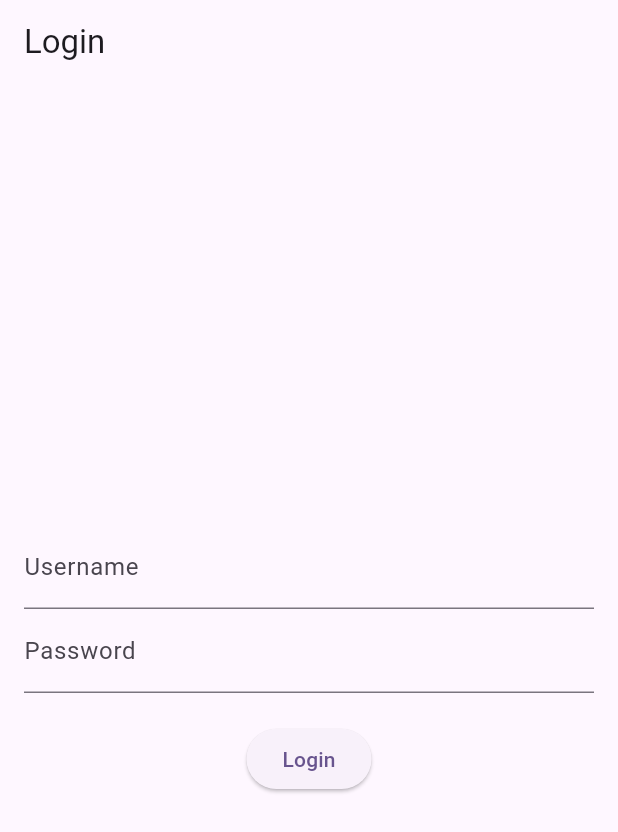
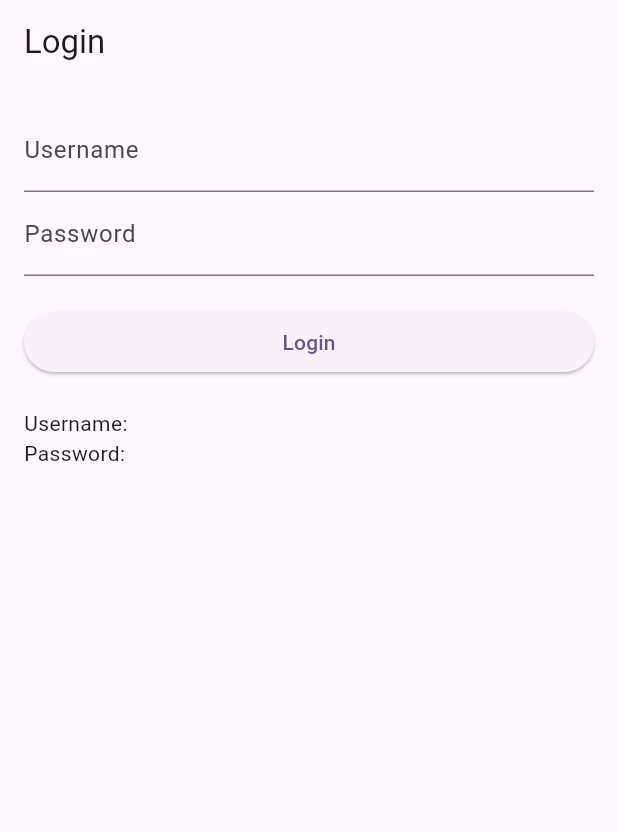
Before and after one commit to bagussatt/Gemah_Ripah_Hijau, a Flutter app: the screen it shows after launch, after a tap on "Login", on a phone screen of 412 x 824 dp. Shown: the top 832 px of the screen. Run offline on Flutter 3.47's test engine with Material 3 defaults, Android fonts, the phone set to English and light mode, and no system bars; our stand-ins replace flutter_rating_bar, geocoding, geolocator, google_maps_flutter, image_picker; network calls fail.

Commit message:
"Refactor User model, UserRepository, and LoginPage to add id field, update constructors, and modify login functionality"

```diff
--- /dev/null
+++ b/lib/controllers/login_controller.dart
@@ -0,0 +1,12 @@
+import 'package:grhijau/models/user.dart';
+import 'package:grhijau/repositories/UserRepository.dart';
+
+class LoginController {
+  final UserRepository userRepository;
+
+  LoginController({required this.userRepository});
+
+  Future<User?> login(String username, String password) {
+    return userRepository.login(username, password);
+  }
+}
--- /dev/null
+++ b/lib/models/homeuser.dart
@@ -0,0 +1,15 @@
+class User {
+  final int id;
+  final String username;
+  final String role;
+
+  User({required this.id, required this.username, required this.role});
+
+  factory User.fromJson(Map<String, dynamic> json) {
+    return User(
+      id: json['user_id'],
+      username: json['username'],
+      role: json['role'],
+    );
+  }
+}
--- a/lib/models/user.dart
+++ b/lib/models/user.dart
@@ -1,14 +1,20 @@
 class User {
+  final int id;
   final String username;
   final String role;
 
+  User({required this.id, required this.username, required this.role});
 
-  User({required this.username, required this.role});
+  factory User.fromJson(Map<String, dynamic>? json) {
+    if (json == null) {
+      throw FormatException("Invalid JSON format");
+    }
 
-  factory User.fromJson(Map<String, dynamic> json) {
     return User(
-      username: json['username'],
-      role: json['role'],
+      id: json['user_id'] ?? 0, // Ganti dengan nilai default sesuai kebutuhan
+      username:
+          json['username'] ?? '', // Ganti dengan nilai default sesuai kebutuhan
+      role: json['role'] ?? '', // Ganti dengan nilai default sesuai kebutuhan
     );
   }
 }
--- a/lib/repositories/UserRepository.dart
+++ b/lib/repositories/UserRepository.dart
@@ -1,22 +1,23 @@
+import 'package:grhijau/models/user.dart';
 import 'dart:convert';
-import 'package:http/http.dart' as http;
-import '../models/User.dart';
+
+import 'package:grhijau/sevices/authservice.dart';
 
 class UserRepository {
-  static const String baseUrl = 'http://10.0.2.2:3000/users';
+  final ApiService apiService;
 
-  Future<User> loginUser(String username, String password) async {
-    final response = await http.post(
-      Uri.parse('$baseUrl/login'),
-      headers: {'Content-Type': 'application/json'},
-      body: json.encode({'username': username, 'password': password}),
-    );
+  UserRepository({required this.apiService});
+
+  Future<User?> login(String username, String password) async {
+    final response = await apiService.post('/users/login', {
+      'username': username,
+      'password': password,
+    });
 
     if (response.statusCode == 200) {
-      final responseBody = json.decode(response.body);
-      return User.fromJson(responseBody);
+      return User.fromJson(jsonDecode(response.body));
     } else {
-      throw Exception('Failed to login');
+      return null;
     }
   }
 }
--- /dev/null
+++ b/lib/repositories/homerepository.dart
@@ -0,0 +1,20 @@
+import 'package:http/http.dart' as http;
+import 'dart:convert';
+import 'package:grhijau/models/user.dart';
+
+class HomeRepository {
+  final String baseUrl;
+
+  HomeRepository({required this.baseUrl});
+
+  Future<User?> getUserByUsername(String username) async {
+    final response = await http.get(Uri.parse('$baseUrl/user/$username'));
+
+    if (response.statusCode == 200) {
+      final responseBody = json.decode(response.body);
+      return User.fromJson(responseBody);
+    } else {
+      return null;
+    }
+  }
+}
--- a/lib/screens/user/login_page.dart
+++ b/lib/screens/user/login_page.dart
@@ -1,8 +1,10 @@
 import 'package:flutter/material.dart';
+import 'package:grhijau/controllers/login_controller.dart';
+import 'package:grhijau/models/user.dart';
+import 'package:grhijau/repositories/UserRepository.dart';
 import 'package:grhijau/screens/admin/adminhome_page.dart';
 import 'package:grhijau/screens/user/userhome_page.dart';
-import 'package:http/http.dart' as http;
-import 'dart:convert';
+import 'package:grhijau/sevices/authservice.dart';
 
 class LoginPage extends StatefulWidget {
   @override
@@ -12,26 +14,37 @@ class LoginPage extends StatefulWidget {
 class _LoginPageState extends State<LoginPage> {
   final TextEditingController _usernameController = TextEditingController();
   final TextEditingController _passwordController = TextEditingController();
-
-  Future<void> _login() async {
-    final response = await http.post(
-      Uri.parse('http://10.0.2.2:3000/users/login'),
-      headers: {'Content-Type': 'application/json'},
-      body: json.encode({
-        'username': _usernameController.text,
-        'password': _passwordController.text,
-      }),
+  final LoginController _loginController = LoginController(
+    userRepository: UserRepository(
+      apiService: ApiService(baseUrl: 'http://10.0.2.2:3000'),
+    ),
   );
 
-    if (response.statusCode == 200) {
-      final responseBody = json.decode(response.body);
-      final String role = responseBody['role'];
-      final String username =
-          _usernameController.text; // Ambil username dari controller
+  String _message = '';
+  String _enteredUsername = '';
+  String _enteredPassword = '';
 
-      // Pindahkan pengguna ke halaman yang sesuai berdasarkan role
-      Future.delayed(Duration(seconds: 1), () {
-        if (role == 'admin') {
+  void _login() async {
+    final username = _usernameController.text;
+    final password = _passwordController.text;
+
+    setState(() {
+      _enteredUsername = username;
+      _enteredPassword = password;
+    });
+
+    User? user = await _loginController.login(username, password);
+
+    if (user != null) {
+      setState(() {
+        _message = 'Login berhasil sebagai ${user.username}';
+      });
+      ScaffoldMessenger.of(context).showSnackBar(
+        SnackBar(content: Text('Login berhasil sebagai ${user.username}')),
+      );
+
+      // Navigasi berdasarkan peran pengguna
+      if (user.role == 'admin') {
         Navigator.pushReplacement(
           context,
           MaterialPageRoute(builder: (context) => AdminHomePage()),
@@ -41,15 +54,16 @@ class _LoginPageState extends State<LoginPage> {
           context,
           MaterialPageRoute(
               builder: (context) => UserHomePage(
-                  username: username), // Pass username ke UserHomePage
-            ),
+                    username: user.username,
+                  )),
         );
       }
+    } else {
+      setState(() {
+        _message = 'Login gagal';
       });
-    } else {
-      final responseBody = json.decode(response.body);
       ScaffoldMessenger.of(context).showSnackBar(
-        SnackBar(content: Text('Login gagal: ${responseBody['error']}')),
+        SnackBar(content: Text('Login gagal')),
       );
     }
   }
@@ -57,14 +71,12 @@ class _LoginPageState extends State<LoginPage> {
   @override
   Widget build(BuildContext context) {
     return Scaffold(
-      appBar: AppBar(
-        title: Text('Login'),
-      ),
+      appBar: AppBar(title: Text('Login')),
       body: Padding(
-        padding: EdgeInsets.all(16.0),
+        padding: const EdgeInsets.all(16.0),
         child: Column(
-          mainAxisAlignment: MainAxisAlignment.center,
-          children: <Widget>[
+          crossAxisAlignment: CrossAxisAlignment.stretch,
+          children: [
             TextField(
               controller: _usernameController,
               decoration: InputDecoration(labelText: 'Username'),
@@ -79,6 +91,11 @@ class _LoginPageState extends State<LoginPage> {
               onPressed: _login,
               child: Text('Login'),
             ),
+            SizedBox(height: 20),
+            Text('Username: $_enteredUsername'),
+            Text('Password: $_enteredPassword'),
+            SizedBox(height: 20),
+            Text(_message, style: TextStyle(color: Colors.red)),
           ],
         ),
       ),
--- a/lib/sevices/UserService.dart
+++ /dev/null
@@ -1,10 +0,0 @@
-import '../models/User.dart';
-import '../repositories/UserRepository.dart';
-
-class UserService {
-  final UserRepository _userRepository = UserRepository();
-
-  Future<User> loginUser(String username, String password) async {
-    return await _userRepository.loginUser(username, password);
-  }
-}
--- /dev/null
+++ b/lib/sevices/authservice.dart
@@ -0,0 +1,17 @@
+import 'dart:convert';
+import 'package:http/http.dart' as http;
+
+class ApiService {
+  final String baseUrl;
+
+  ApiService({required this.baseUrl});
+
+  Future<http.Response> post(String endpoint, Map<String, dynamic> data) async {
+    final url = Uri.parse('$baseUrl$endpoint');
+    return await http.post(
+      url,
+      headers: {'Content-Type': 'application/json'},
+      body: jsonEncode(data),
+    );
+  }
+}
```
Lines whose indentation alone changed are shown as unchanged.
